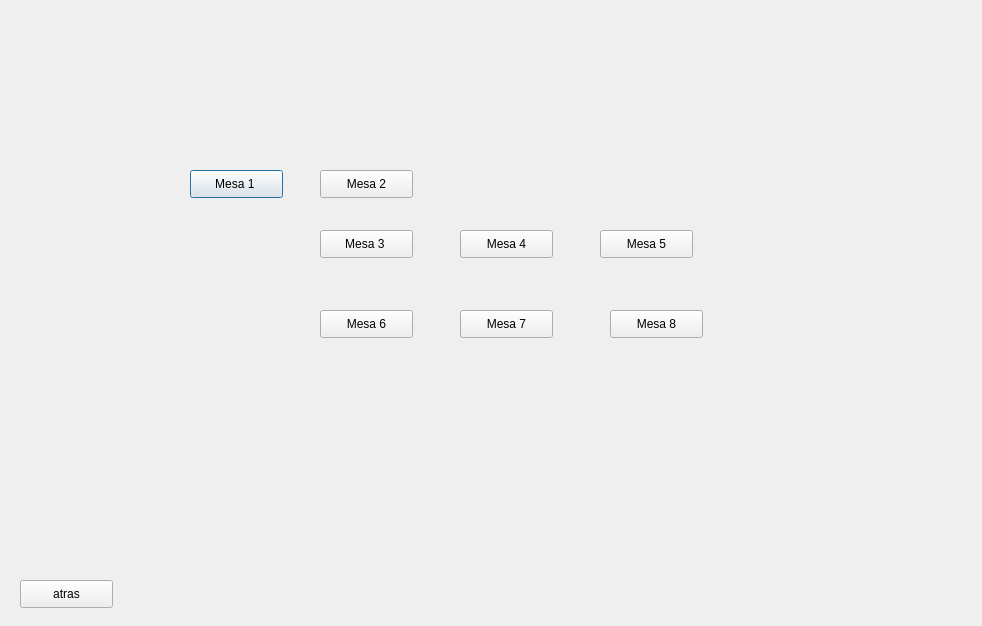
This is Restaurante/escojermesa.ui in kpzaolod6000/HELLOWORLD as Qt 5 draws it before an edit. The edited form follows.
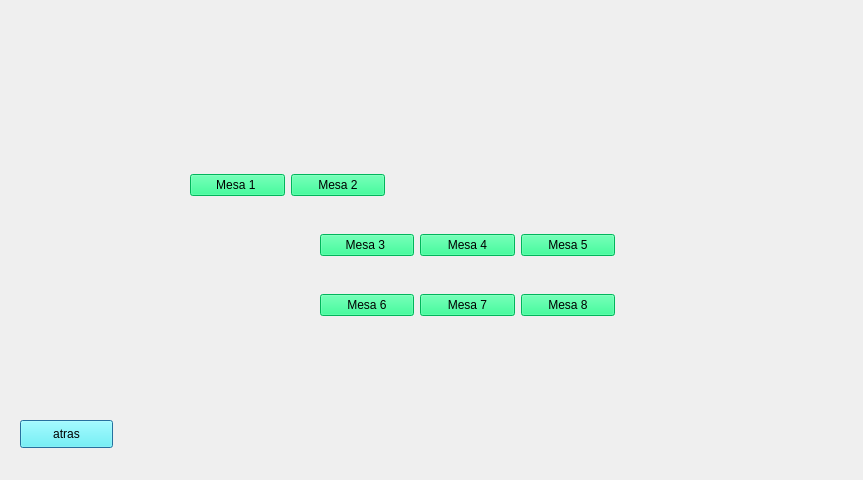
This is the edited form. Icons and pictures are not drawn.

```diff
--- a/Restaurante/escojermesa.ui
+++ b/Restaurante/escojermesa.ui
@@ -6,129 +6,147 @@
    <rect>
     <x>0</x>
     <y>0</y>
-    <width>982</width>
-    <height>626</height>
+    <width>863</width>
+    <height>480</height>
    </rect>
   </property>
   <property name="windowTitle">
    <string>Dialog</string>
   </property>
-  <widget class="QPushButton" name="pushButton_mesa1">
+  <property name="styleSheet">
+   <string notr="true">background-image: url(:/image/116133932_1972826549507920_1532840104564983649_n.jpg);</string>
+  </property>
+  <widget class="QPushButton" name="pushButton_back">
+   <property name="geometry">
+    <rect>
+     <x>20</x>
+     <y>420</y>
+     <width>93</width>
+     <height>28</height>
+    </rect>
+   </property>
+   <property name="styleSheet">
+    <string notr="true">background: rgb(85, 255, 255);</string>
+   </property>
+   <property name="text">
+    <string>atras</string>
+   </property>
+  </widget>
+  <widget class="QWidget" name="">
    <property name="geometry">
     <rect>
      <x>190</x>
      <y>170</y>
-     <width>93</width>
-     <height>28</height>
+     <width>195</width>
+     <height>30</height>
     </rect>
+   </property>
+   <layout class="QHBoxLayout" name="horizontalLayout">
+    <item>
+     <widget class="QPushButton" name="pushButton_mesa1">
+      <property name="styleSheet">
+       <string notr="true">background: rgb(0, 255, 127);</string>
    </property>
    <property name="text">
     <string>Mesa 1 </string>
    </property>
   </widget>
+    </item>
+    <item>
   <widget class="QPushButton" name="pushButton_mesa2">
-   <property name="geometry">
-    <rect>
-     <x>320</x>
-     <y>170</y>
-     <width>93</width>
-     <height>28</height>
-    </rect>
+      <property name="styleSheet">
+       <string notr="true">background: rgb(0, 255, 127);</string>
    </property>
    <property name="text">
     <string>Mesa 2</string>
    </property>
   </widget>
+    </item>
+   </layout>
+  </widget>
+  <widget class="QWidget" name="">
+   <property name="geometry">
+    <rect>
+     <x>320</x>
+     <y>230</y>
+     <width>295</width>
+     <height>30</height>
+    </rect>
+   </property>
+   <layout class="QHBoxLayout" name="horizontalLayout_2">
+    <item>
   <widget class="QPushButton" name="pushButton_mesa3">
-   <property name="geometry">
-    <rect>
-     <x>320</x>
-     <y>230</y>
-     <width>93</width>
-     <height>28</height>
-    </rect>
+      <property name="styleSheet">
+       <string notr="true">background: rgb(0, 255, 127);</string>
    </property>
    <property name="text">
     <string>Mesa 3 </string>
    </property>
   </widget>
+    </item>
+    <item>
   <widget class="QPushButton" name="pushButton_mesa4">
-   <property name="geometry">
-    <rect>
-     <x>460</x>
-     <y>230</y>
-     <width>93</width>
-     <height>28</height>
-    </rect>
+      <property name="styleSheet">
+       <string notr="true">background: rgb(0, 255, 127);</string>
    </property>
    <property name="text">
     <string>Mesa 4</string>
    </property>
   </widget>
+    </item>
+    <item>
   <widget class="QPushButton" name="pushButton_mesa5">
-   <property name="geometry">
-    <rect>
-     <x>600</x>
-     <y>230</y>
-     <width>93</width>
-     <height>28</height>
-    </rect>
+      <property name="styleSheet">
+       <string notr="true">background: rgb(0, 255, 127);</string>
    </property>
    <property name="text">
     <string>Mesa 5</string>
    </property>
   </widget>
+    </item>
+   </layout>
+  </widget>
+  <widget class="QWidget" name="">
+   <property name="geometry">
+    <rect>
+     <x>320</x>
+     <y>290</y>
+     <width>295</width>
+     <height>30</height>
+    </rect>
+   </property>
+   <layout class="QHBoxLayout" name="horizontalLayout_3">
+    <item>
   <widget class="QPushButton" name="pushButton_mesa6">
-   <property name="geometry">
-    <rect>
-     <x>320</x>
-     <y>310</y>
-     <width>93</width>
-     <height>28</height>
-    </rect>
+      <property name="styleSheet">
+       <string notr="true">background: rgb(0, 255, 127);</string>
    </property>
    <property name="text">
     <string>Mesa 6</string>
    </property>
   </widget>
+    </item>
+    <item>
   <widget class="QPushButton" name="pushButton_mesa7">
-   <property name="geometry">
-    <rect>
-     <x>460</x>
-     <y>310</y>
-     <width>93</width>
-     <height>28</height>
-    </rect>
+      <property name="styleSheet">
+       <string notr="true">background: rgb(0, 255, 127);</string>
    </property>
    <property name="text">
     <string>Mesa 7</string>
    </property>
   </widget>
+    </item>
+    <item>
   <widget class="QPushButton" name="pushButton_mesa8">
-   <property name="geometry">
-    <rect>
-     <x>610</x>
-     <y>310</y>
-     <width>93</width>
-     <height>28</height>
-    </rect>
+      <property name="styleSheet">
+       <string notr="true">background: rgb(0, 255, 127);</string>
    </property>
    <property name="text">
     <string>Mesa 8</string>
    </property>
   </widget>
-  <widget class="QPushButton" name="pushButton_back">
-   <property name="geometry">
-    <rect>
-     <x>20</x>
-     <y>580</y>
-     <width>93</width>
-     <height>28</height>
-    </rect>
-   </property>
-   <property name="text">
-    <string>atras</string>
-   </property>
+    </item>
+   </layout>
   </widget>
  </widget>
  <resources/>
```
Lines whose indentation alone changed are shown as unchanged.
